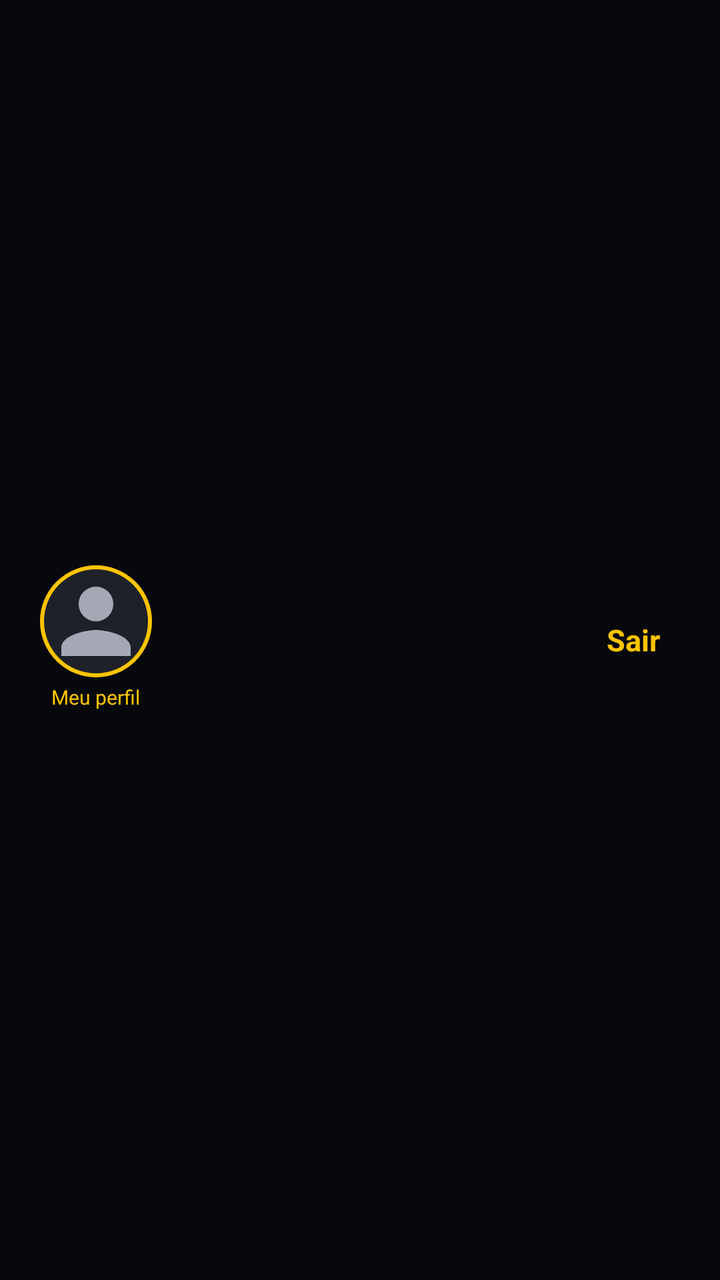
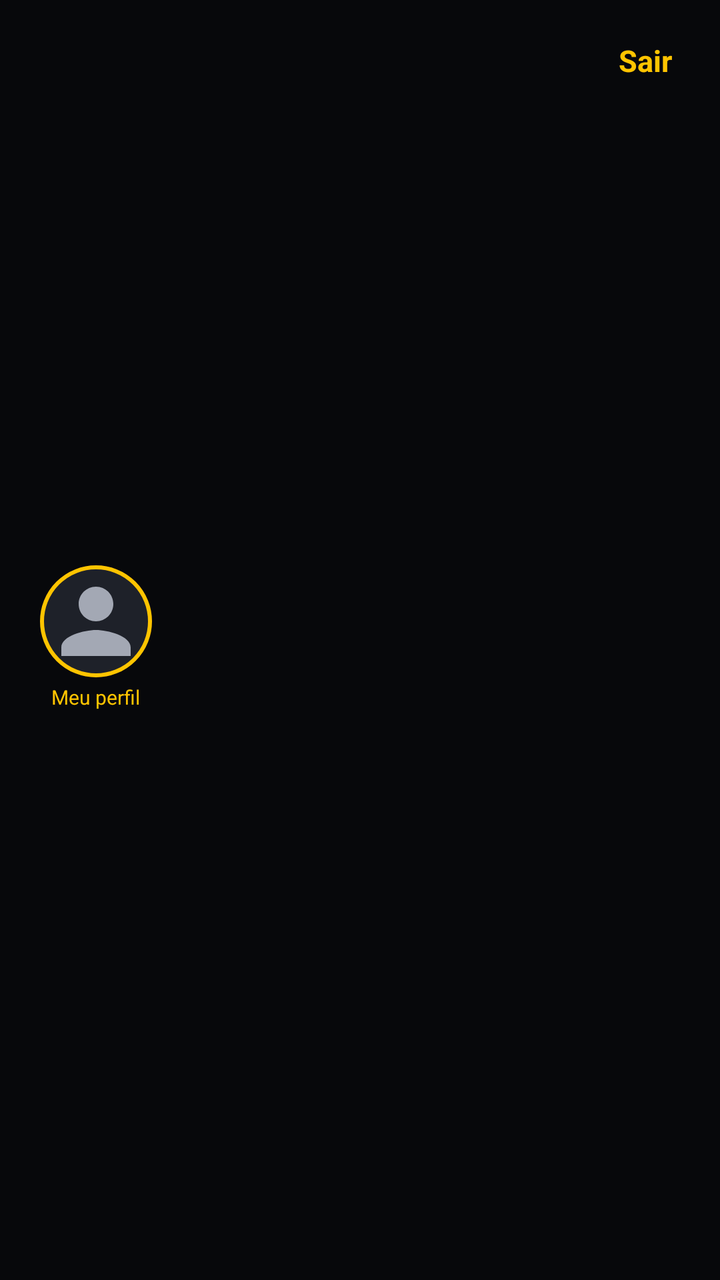

The first picture is an Android layout as it rendered before a commit; the second is the same layout after the commit. The layout source and the unified diff follow.
<!-- AndroidManifest.xml: application theme Theme.Start -->
<!-- res/layout/include_cabecalho_usuario.xml -->
<?xml version="1.0" encoding="utf-8"?>
<LinearLayout xmlns:android="http://schemas.android.com/apk/res/android"
    android:layout_width="match_parent"
    android:layout_height="wrap_content"
    android:gravity="center_vertical"
    android:orientation="horizontal"
    android:padding="20dp">

    
    <LinearLayout
        android:layout_width="wrap_content"
        android:layout_height="wrap_content"
        android:gravity="center_horizontal"
        android:orientation="vertical">

        <ImageView
            android:id="@+id/ivFoto"
            android:layout_width="56dp"
            android:layout_height="56dp"
            android:background="@drawable/bg_foto_redonda"
            android:contentDescription="@string/meu_perfil"
            android:padding="2dp"
            android:scaleType="centerCrop"
            android:src="@drawable/ic_pessoa" />

        <TextView
            android:id="@+id/tvMeuPerfil"
            android:layout_width="wrap_content"
            android:layout_height="wrap_content"
            android:paddingTop="3dp"
            android:paddingBottom="2dp"
            android:text="@string/meu_perfil"
            android:textColor="@color/amarelo"
            android:textSize="10sp" />
    </LinearLayout>

    <LinearLayout
        android:layout_width="0dp"
        android:layout_height="wrap_content"
        android:layout_marginStart="14dp"
        android:layout_weight="1"
        android:orientation="vertical">

        <TextView
            android:id="@+id/tvOla"
            android:layout_width="wrap_content"
            android:layout_height="wrap_content"
            android:textColor="@color/texto"
            android:textSize="20sp"
            android:textStyle="bold" />

        <TextView
            android:id="@+id/tvLinha2"
            android:layout_width="wrap_content"
            android:layout_height="wrap_content"
            android:textColor="@color/texto_secundario"
            android:textSize="13sp" />
    </LinearLayout>

    <TextView
        android:id="@+id/btnSair"
        android:layout_width="wrap_content"
        android:layout_height="wrap_content"
        android:background="?attr/selectableItemBackground"
        android:padding="10dp"
        android:text="@string/sair"
        android:textColor="@color/amarelo"
        android:textSize="15sp"
        android:textStyle="bold" />
</LinearLayout>
<!-- resources referenced by this layout -->
<resources>
  <color name="amarelo">#FFC400</color>
  <color name="texto">#FFFFFF</color>
  <color name="texto_secundario">#A3A8B4</color>
  <!-- drawable bg_foto_redonda (drawable) -->
  <?xml version="1.0" encoding="utf-8"?>
  <shape xmlns:android="http://schemas.android.com/apk/res/android" android:shape="oval">
      <solid android:color="@color/superficie_alta" />
      <stroke android:width="2dp" android:color="@color/amarelo" />
  </shape>
  <!-- drawable ic_pessoa (drawable) -->
  <vector xmlns:android="http://schemas.android.com/apk/res/android"
      android:width="24dp" android:height="24dp" android:viewportWidth="24" android:viewportHeight="24">
      <path android:fillColor="#A3A8B4"
          android:pathData="M12,12c2.21,0 4,-1.79 4,-4s-1.79,-4 -4,-4 -4,1.79 -4,4 1.79,4 4,4zM12,14c-2.67,0 -8,1.34 -8,4v2h16v-2c0,-2.66 -5.33,-4 -8,-4z" />
  </vector>
  <string name="meu_perfil">Meu perfil</string>
  <string name="sair">Sair</string>
  <style name="Theme.Start" parent="Theme.MaterialComponents.NoActionBar">
          <item name="colorPrimary">@color/amarelo</item>
          <item name="colorPrimaryVariant">@color/laranja</item>
          <item name="colorOnPrimary">@color/preto</item>
          <item name="colorSecondary">@color/amarelo</item>
          <item name="colorSecondaryVariant">@color/laranja</item>
          <item name="colorOnSecondary">@color/preto</item>
          <item name="colorSurface">@color/superficie</item>
          <item name="colorOnSurface">@color/texto</item>
          <item name="android:colorBackground">@color/fundo</item>
          <item name="android:windowBackground">@color/fundo</item>
          <item name="android:statusBarColor">@color/fundo</item>
          <item name="android:navigationBarColor">@color/fundo</item>
          <item name="android:textColorPrimary">@color/texto</item>
          <item name="android:textColorSecondary">@color/texto_secundario</item>
          <item name="android:textColorHint">@color/dica</item>
          <item name="materialAlertDialogTheme">@style/Theme.Start.Dialogo</item>
      </style>
  <color name="superficie_alta">#1E2129</color>
  <color name="laranja">#FF7A00</color>
  <color name="preto">#07080B</color>
  <color name="superficie">#14161C</color>
  <color name="fundo">#07080B</color>
  <color name="dica">#6C7280</color>
  <style name="Theme.Start.Dialogo" parent="ThemeOverlay.MaterialComponents.MaterialAlertDialog">
          <item name="colorPrimary">@color/amarelo</item>
          <item name="colorSurface">@color/superficie_alta</item>
          <item name="colorOnSurface">@color/texto</item>
          <item name="android:textColorPrimary">@color/texto</item>
          <item name="android:textColorHint">@color/dica</item>
      </style>
</resources>

<!-- the commit's change to res/layout/include_cabecalho_usuario.xml (unified diff, before → after) -->
@@ -57,14 +57,35 @@
             android:textSize="13sp" />
     </LinearLayout>
 
-    <TextView
-        android:id="@+id/btnSair"
+    
+    <LinearLayout
         android:layout_width="wrap_content"
         android:layout_height="wrap_content"
-        android:background="?attr/selectableItemBackground"
-        android:padding="10dp"
-        android:text="@string/sair"
-        android:textColor="@color/amarelo"
-        android:textSize="15sp"
-        android:textStyle="bold" />
+        android:layout_gravity="top"
+        android:gravity="end"
+        android:orientation="vertical">
+
+        <TextView
+            android:id="@+id/btnSair"
+            android:layout_width="wrap_content"
+            android:layout_height="wrap_content"
+            android:background="?attr/selectableItemBackground"
+            android:paddingStart="10dp"
+            android:paddingTop="0dp"
+            android:paddingEnd="4dp"
+            android:paddingBottom="6dp"
+            android:text="@string/sair"
+            android:textColor="@color/amarelo"
+            android:textSize="15sp"
+            android:textStyle="bold" />
+
+        <TextView
+            android:id="@+id/tvSituacao"
+            android:layout_width="wrap_content"
+            android:layout_height="wrap_content"
+            android:paddingEnd="4dp"
+            android:textSize="12sp"
+            android:textStyle="bold"
+            android:visibility="gone" />
+    </LinearLayout>
 </LinearLayout>
